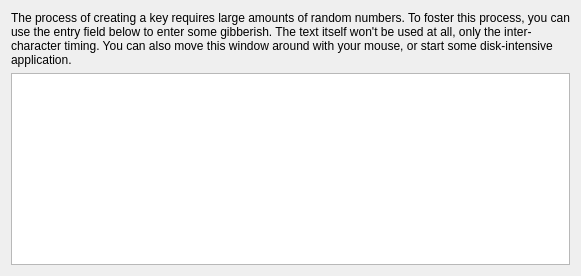
Above: newcertificatewizard/keycreationpage.ui from sensama/kleopatra before the change. Below: the same form after it.
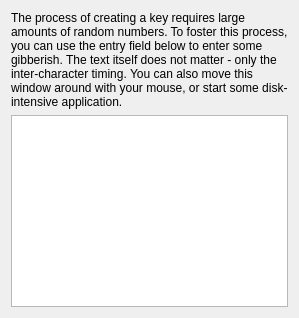
That is the form after the change.

What changed in the file:
```diff
--- a/newcertificatewizard/keycreationpage.ui
+++ b/newcertificatewizard/keycreationpage.ui
@@ -14,7 +14,7 @@
    <item>
     <widget class="QLabel" name="label" >
      <property name="text" >
-      <string>The process of creating a key requires large amounts of random numbers. To foster this process, you can use the entry field below to enter some gibberish. The text itself won't be used at all, only the inter-character timing. You can also move this window around with your mouse, or start some disk-intensive application.</string>
+      <string>The process of creating a key requires large amounts of random numbers. To foster this process, you can use the entry field below to enter some gibberish. The text itself does not matter - only the inter-character timing. You can also move this window around with your mouse, or start some disk-intensive application.</string>
      </property>
      <property name="wordWrap" >
       <bool>true</bool>
```
